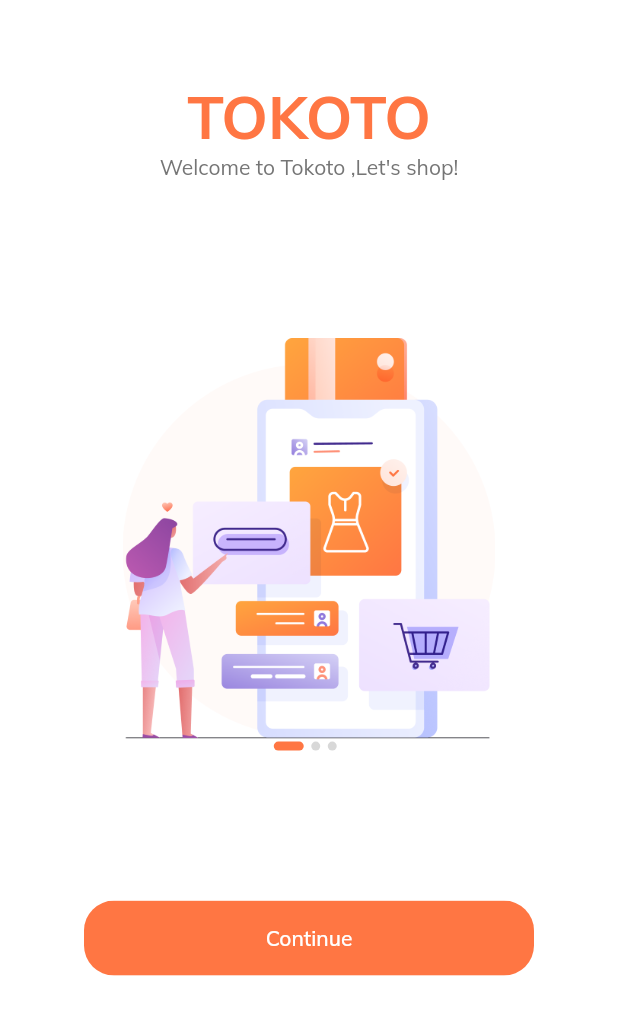
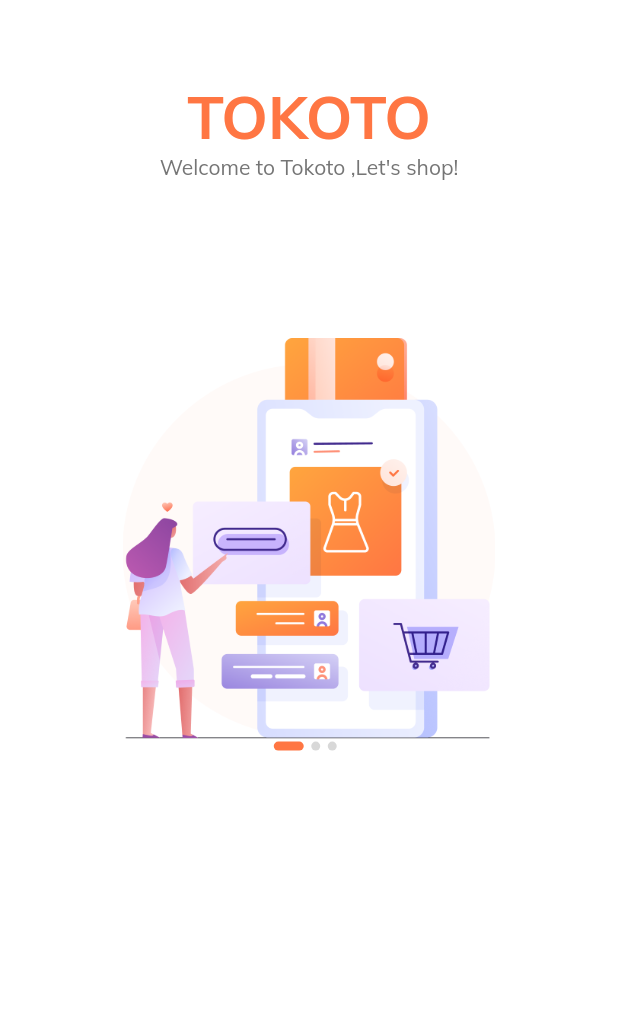
Before and after one commit to HalilMertDeveli/ETradeAppWithVideos-, a Flutter app: the screen it shows after launch, on a phone screen of 412 x 824 dp. Shown: the top 1015 px of the screen. Run offline on Flutter 3.47's test engine with Material 2 defaults, Android fonts, the phone set to English and light mode, and no system bars.

Commit message:
revert commit
This reverts commit 11a666969554a74470088d4a0ce87239e551ffb2.

```diff
--- a/lib/screens/splash/companets/body.dart
+++ b/lib/screens/splash/companets/body.dart
@@ -60,24 +60,6 @@ class _BodyState extends State<Body> {
                       splashData.length,
                       (index) => buildDot(index: index),
                     ),
-                  ),
-                  SizedBox(
-                    height: 100,
-                  ),
-                  ClipRRect(
-                    borderRadius: BorderRadius.circular(20),
-                    child: Container(
-                      height: 50,
-                      width: 300,
-                      color: kPrimaryColor,
-                      child: MaterialButton(
-                        onPressed: () {},
-                        child: Text(
-                          'Continue',
-                          style: TextStyle(color: Colors.white),
-                        ),
-                      ),
-                    ),
                   )
                 ],
               ),
```
